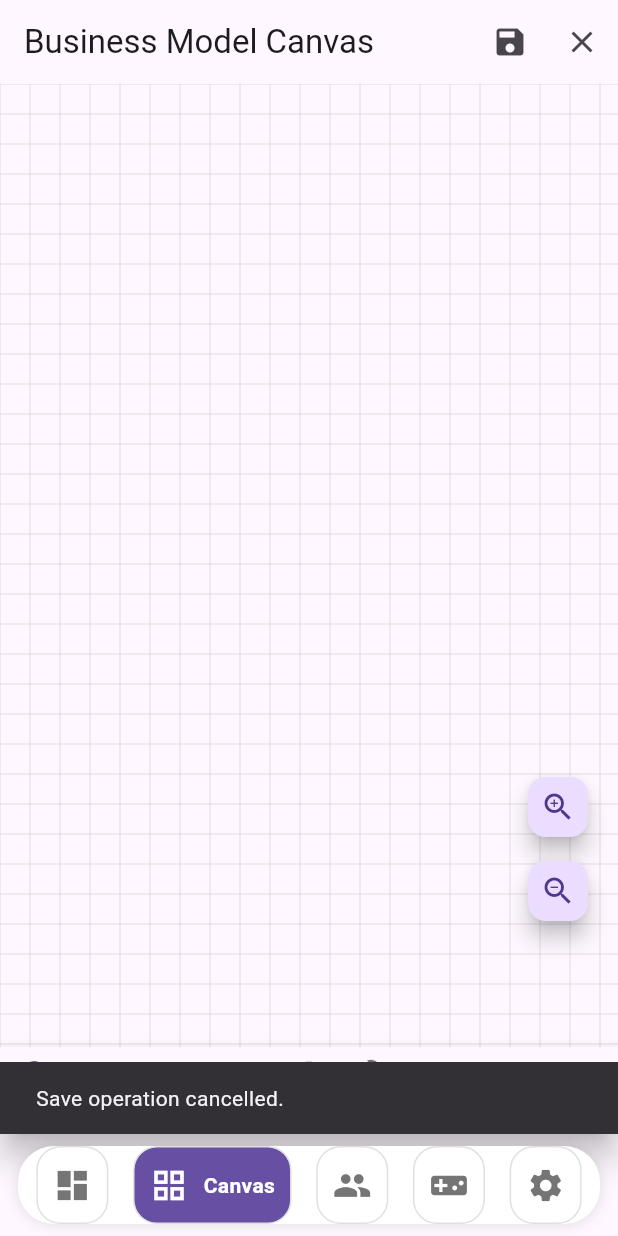
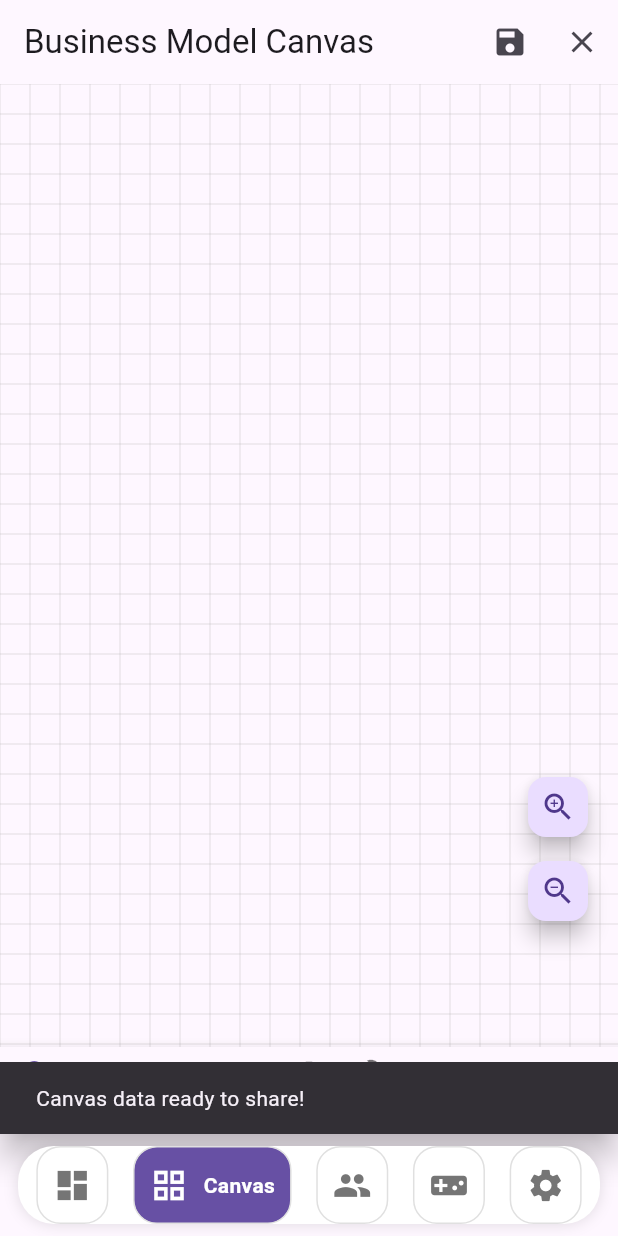
Before and after one commit to Utkarshmhatre/VentureX, a Flutter app: the screen it shows after launch, item 2 of the bottom bar chosen, after a tap on the "save" icon, on a phone screen of 412 x 824 dp. Run offline on Flutter 3.47's test engine with Material 3 defaults, Android fonts, the phone set to English and light mode, and no system bars; drawn by our look-alikes of google_nav_bar; our stand-ins replace file_picker, fl_chart, flutter_animate, flutter_riverpod, share_plus, shared_preferences and 1 more; missing offline and left inert: file_saver; accounts and stored records are empty.

Commit message:
Add share_plus and url_launcher plugins; update pubspec.yaml and generated plugin files

```diff
--- a/lib/screens/business_canvas_screen.dart
+++ b/lib/screens/business_canvas_screen.dart
@@ -10,6 +10,8 @@ import 'package:flutter/foundation.dart' show kIsWeb;
 import 'package:file_picker/file_picker.dart';
 import 'package:file_saver/file_saver.dart';
 import 'dart:typed_data' show Uint8List;
+import 'package:share_plus/share_plus.dart';
+import 'package:path_provider/path_provider.dart';
 
 class BusinessCanvasScreen extends StatefulWidget {
   const BusinessCanvasScreen({Key? key}) : super(key: key);
@@ -53,39 +55,25 @@ class _BusinessCanvasScreenState extends State<BusinessCanvasScreen>
   Future<void> _saveCanvasItemsToDb(BuildContext context) async {
     String canvasData = jsonEncode(items.map((item) => item.toMap()).toList());
 
-    if (kIsWeb) {
     try {
-        await FileSaver.instance.saveFile(
-          name: "business_canvas.json",
-          bytes: Uint8List.fromList(utf8.encode(canvasData)),
-          ext: 'json',
-          mimeType: MimeType.json,
-        );
+      // Get temporary directory
+      final directory = await getTemporaryDirectory();
+      final file = io.File('${directory.path}/business_canvas.json');
+
+      // Write the data to the temporary file
+      await file.writeAsString(canvasData);
+
+      // Share the file
+      await Share.shareXFiles([XFile(file.path)], text: 'Business Canvas Data');
+
       ScaffoldMessenger.of(context).showSnackBar(
-          const SnackBar(content: Text('Canvas data downloaded!')),
+        const SnackBar(content: Text('Canvas data ready to share!')),
       );
     } catch (e) {
-        print('Error downloading file on web: $e');
+      print('Error saving file: $e');
       ScaffoldMessenger.of(
         context,
-        ).showSnackBar(const SnackBar(content: Text('Error saving file')));
-      }
-    } else {
-      String? outputFile = await FilePicker.platform.saveFile(
-        dialogTitle: 'Please select a location to save the canvas data:',
-        fileName: 'business_canvas.json',
-      );
-
-      if (outputFile != null) {
-        await io.File(outputFile).writeAsString(canvasData);
-        ScaffoldMessenger.of(
-          context,
-        ).showSnackBar(const SnackBar(content: Text('Canvas saved to file!')));
-      } else {
-        ScaffoldMessenger.of(context).showSnackBar(
-          const SnackBar(content: Text('Save operation cancelled.')),
-        );
-      }
+      ).showSnackBar(const SnackBar(content: Text('Error saving canvas data')));
     }
   }
 
@@ -167,10 +155,17 @@ class _BusinessCanvasScreenState extends State<BusinessCanvasScreen>
       body: Stack(
         children: [
           _buildGridBackground(),
-          InteractiveViewer(
+          LayoutBuilder(
+            builder: (context, constraints) {
+              return InteractiveViewer(
                 transformationController: _transformationController,
                 minScale: 0.5,
                 maxScale: 2.0,
+                constrained: false, // Allow content to be larger than viewport
+                child: SizedBox(
+                  // Make the canvas area larger than the screen
+                  width: constraints.maxWidth * 2,
+                  height: constraints.maxHeight * 2,
                   child: Stack(
                     children:
                         items.map((item) {
@@ -204,7 +199,9 @@ class _BusinessCanvasScreenState extends State<BusinessCanvasScreen>
                                       await showDialog<CanvasItemModel>(
                                         context: context,
                                         builder: (BuildContext context) {
-                                    return EditCanvasItemDialog(item: item);
+                                          return EditCanvasItemDialog(
+                                            item: item,
+                                          );
                                         },
                                       );
                                   if (updatedItem != null) {
@@ -227,7 +224,8 @@ class _BusinessCanvasScreenState extends State<BusinessCanvasScreen>
                                         actions: <Widget>[
                                           TextButton(
                                             onPressed:
-                                          () => Navigator.of(context).pop(),
+                                                () =>
+                                                    Navigator.of(context).pop(),
                                             child: const Text('Cancel'),
                                           ),
                                           TextButton(
@@ -248,6 +246,9 @@ class _BusinessCanvasScreenState extends State<BusinessCanvasScreen>
                           );
                         }).toList(),
                   ),
+                ),
+              );
+            },
           ),
           Positioned(
             bottom: 80,
--- a/pubspec.yaml
+++ b/pubspec.yaml
@@ -19,6 +19,8 @@ dependencies:
   sqflite: ^2.4.2
   file_picker: ^9.0.0
   file_saver: ^0.2.12
+  share_plus: ^7.2.1
+  path_provider: ^2.1.1
 
 dev_dependencies:
   flutter_test:
```
Also changed, not shown: pubspec.lock, 5 other files. Lines whose indentation alone changed are shown as unchanged.
